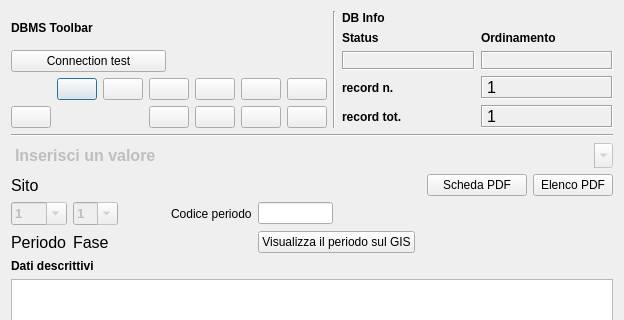
This is gui/ui/Periodizzazione.ui in pyarchinit/pyarchinit as Qt 5 draws it before an edit; both pictures show x 0 to 624 and y 0 to 320 of the 624 by 595 pixel window. The edited form follows.
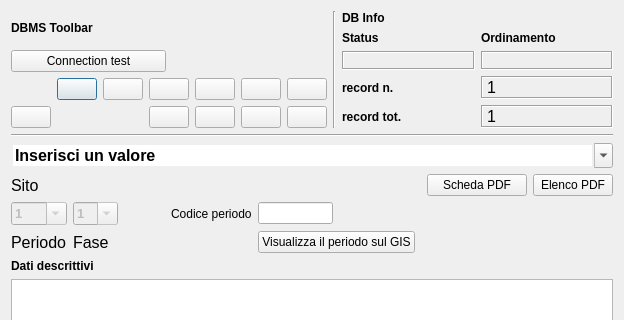
This is the edited form. Icons and pictures are not drawn.

Patch:
```diff
--- a/gui/ui/Periodizzazione.ui
+++ b/gui/ui/Periodizzazione.ui
@@ -504,7 +504,7 @@
      <item row="0" column="0" rowspan="3" colspan="8">
       <widget class="QComboBox" name="comboBox_sito">
        <property name="enabled">
-        <bool>false</bool>
+        <bool>true</bool>
        </property>
        <property name="font">
         <font>
```
